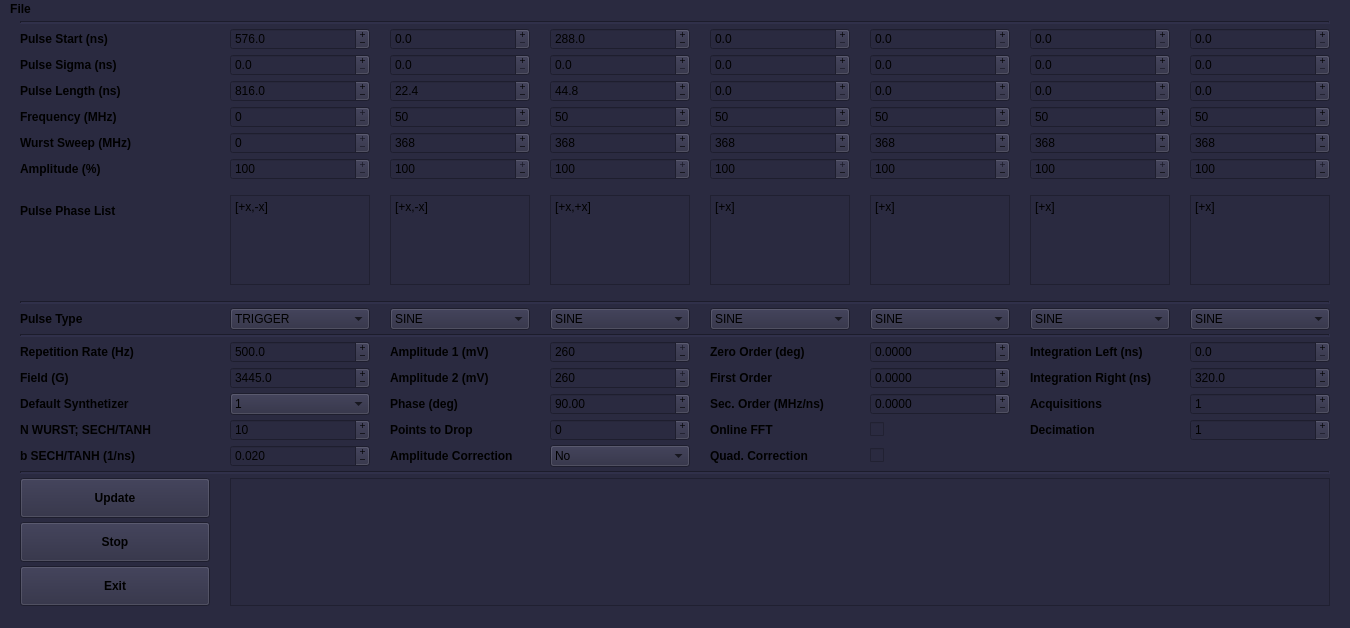
Anatoly1010/Atomize_ITC, file atomize/control_center/gui/awg_phasing_main_window_insys.ui: the form before one commit.
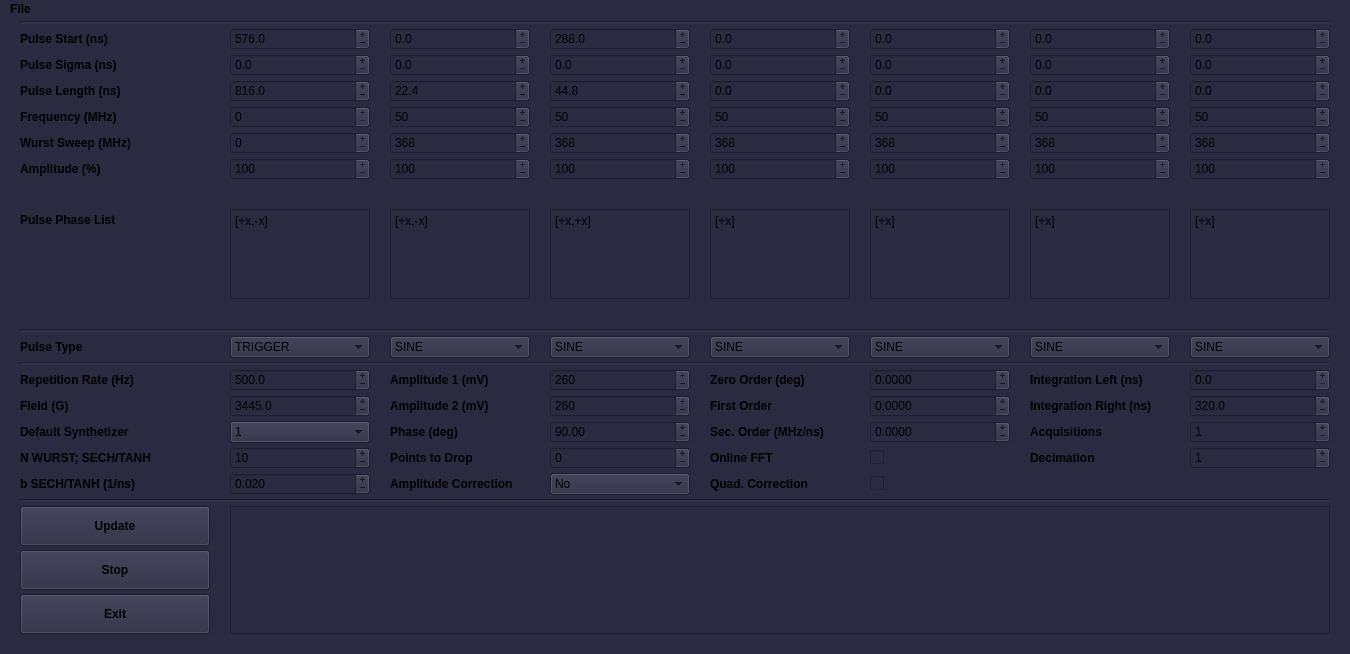
The form after the commit.

Diff of the .ui file:
```diff
--- a/atomize/control_center/gui/awg_phasing_main_window_insys.ui
+++ b/atomize/control_center/gui/awg_phasing_main_window_insys.ui
@@ -7,7 +7,7 @@
     <x>0</x>
     <y>0</y>
     <width>1350</width>
-    <height>628</height>
+    <height>654</height>
    </rect>
   </property>
   <property name="sizePolicy">
@@ -19,13 +19,13 @@
   <property name="minimumSize">
    <size>
     <width>1350</width>
-    <height>628</height>
+    <height>654</height>
    </size>
   </property>
   <property name="maximumSize">
    <size>
     <width>1350</width>
-    <height>628</height>
+    <height>654</height>
    </size>
   </property>
   <property name="sizeIncrement">
@@ -56,13 +56,13 @@
    <property name="minimumSize">
     <size>
      <width>1350</width>
-     <height>600</height>
+     <height>628</height>
     </size>
    </property>
    <property name="maximumSize">
     <size>
      <width>1300</width>
-     <height>600</height>
+     <height>628</height>
     </size>
    </property>
    <layout class="QHBoxLayout" name="horizontalLayout">
```
